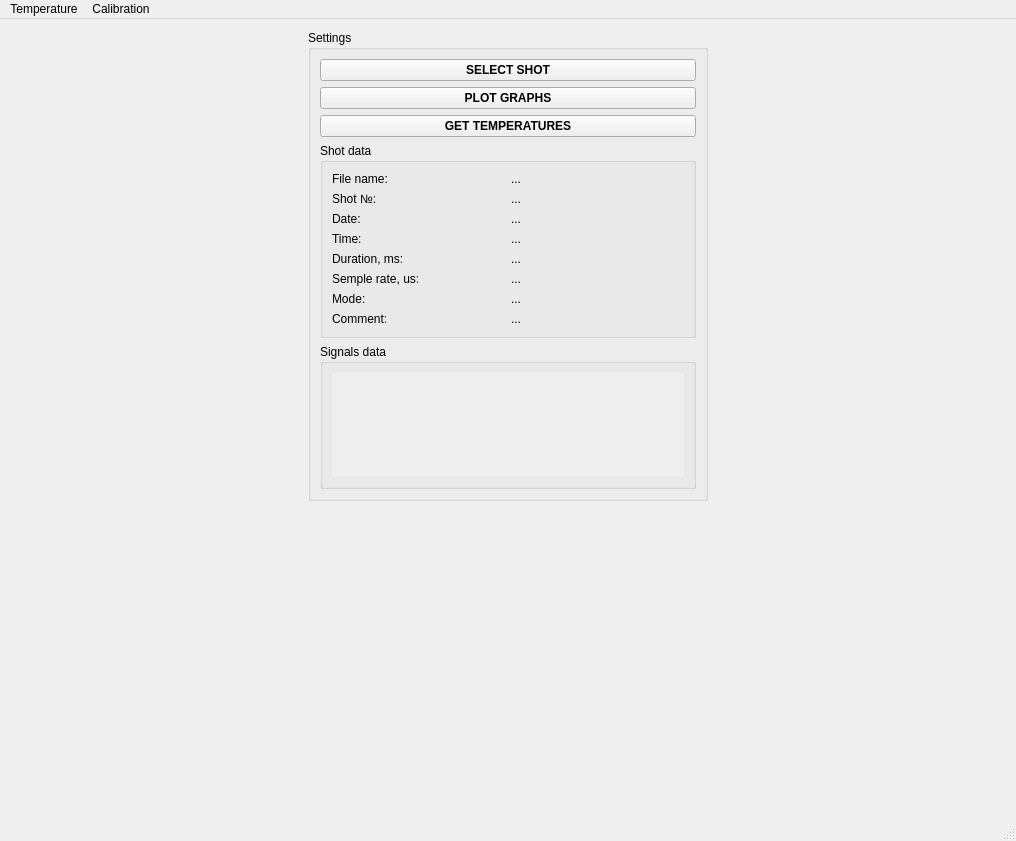
First picture: the form in mainWindowUiDesign.ui, repository MikhailButs/FoilSXR, before the edit.
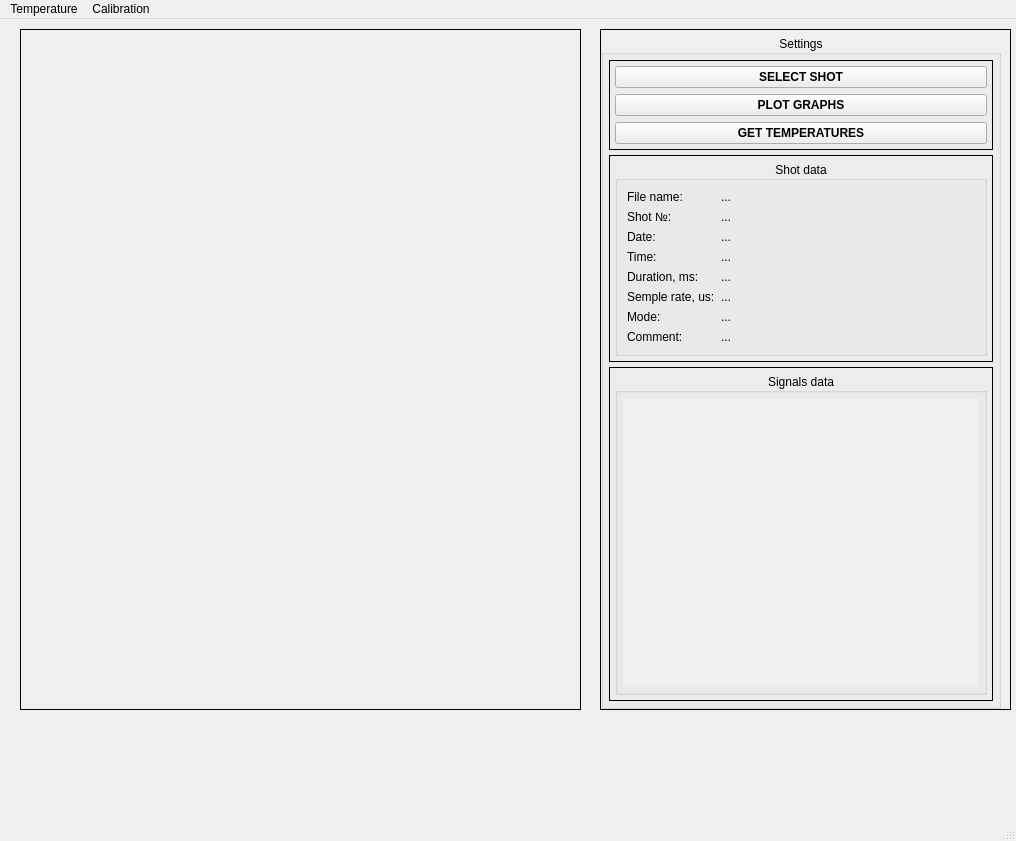
Second picture: the form after the edit.

Commit message: Made ui more beauty

Diff of the .ui file:
```diff
--- a/mainWindowUiDesign.ui
+++ b/mainWindowUiDesign.ui
@@ -23,17 +23,44 @@
    <bool>false</bool>
   </property>
   <widget class="QWidget" name="centralwidget">
+   <widget class="QFrame" name="frame_2">
+    <property name="geometry">
+     <rect>
+      <x>600</x>
+      <y>10</y>
+      <width>411</width>
+      <height>681</height>
+     </rect>
+    </property>
+    <property name="sizePolicy">
+     <sizepolicy hsizetype="Maximum" vsizetype="Preferred">
+      <horstretch>0</horstretch>
+      <verstretch>0</verstretch>
+     </sizepolicy>
+    </property>
+    <property name="frameShape">
+     <enum>QFrame::Box</enum>
+    </property>
+    <property name="frameShadow">
+     <enum>QFrame::Plain</enum>
+    </property>
+    <layout class="QVBoxLayout" name="verticalLayout_4">
+     <property name="leftMargin">
+      <number>0</number>
+     </property>
+     <property name="topMargin">
+      <number>5</number>
+     </property>
+     <property name="rightMargin">
+      <number>0</number>
+     </property>
+     <property name="bottomMargin">
+      <number>0</number>
+     </property>
+     <item>
    <widget class="QGroupBox" name="settings_groupBox">
-    <property name="geometry">
-     <rect>
-      <x>308</x>
-      <y>11</y>
-      <width>400</width>
-      <height>471</height>
-     </rect>
-    </property>
     <property name="sizePolicy">
-     <sizepolicy hsizetype="Fixed" vsizetype="Preferred">
+        <sizepolicy hsizetype="Maximum" vsizetype="Preferred">
       <horstretch>0</horstretch>
       <verstretch>0</verstretch>
      </sizepolicy>
@@ -50,10 +77,49 @@
     <property name="title">
      <string>Settings</string>
     </property>
+       <property name="alignment">
+        <set>Qt::AlignCenter</set>
+       </property>
     <property name="flat">
      <bool>false</bool>
     </property>
     <layout class="QVBoxLayout" name="verticalLayout_2">
+        <property name="spacing">
+         <number>5</number>
+        </property>
+        <property name="leftMargin">
+         <number>5</number>
+        </property>
+        <property name="topMargin">
+         <number>5</number>
+        </property>
+        <property name="rightMargin">
+         <number>5</number>
+        </property>
+        <property name="bottomMargin">
+         <number>5</number>
+        </property>
+        <item>
+         <widget class="QFrame" name="frame">
+          <property name="frameShape">
+           <enum>QFrame::Box</enum>
+          </property>
+          <property name="frameShadow">
+           <enum>QFrame::Plain</enum>
+          </property>
+          <layout class="QVBoxLayout" name="verticalLayout_3">
+           <property name="leftMargin">
+            <number>5</number>
+           </property>
+           <property name="topMargin">
+            <number>5</number>
+           </property>
+           <property name="rightMargin">
+            <number>5</number>
+           </property>
+           <property name="bottomMargin">
+            <number>5</number>
+           </property>
      <item>
       <widget class="QPushButton" name="select_pushButton">
        <property name="font">
@@ -121,6 +187,30 @@
        </property>
       </widget>
      </item>
+          </layout>
+         </widget>
+        </item>
+        <item>
+         <widget class="QFrame" name="frame_3">
+          <property name="frameShape">
+           <enum>QFrame::Box</enum>
+          </property>
+          <property name="frameShadow">
+           <enum>QFrame::Plain</enum>
+          </property>
+          <layout class="QVBoxLayout" name="verticalLayout_5">
+           <property name="leftMargin">
+            <number>5</number>
+           </property>
+           <property name="topMargin">
+            <number>5</number>
+           </property>
+           <property name="rightMargin">
+            <number>5</number>
+           </property>
+           <property name="bottomMargin">
+            <number>5</number>
+           </property>
      <item>
       <widget class="QGroupBox" name="shot_data_groupBox">
        <property name="sizePolicy">
@@ -132,6 +222,9 @@
        <property name="title">
         <string>Shot data</string>
        </property>
+             <property name="alignment">
+              <set>Qt::AlignCenter</set>
+             </property>
        <layout class="QGridLayout" name="gridLayout">
         <item row="2" column="0">
          <widget class="QLabel" name="label_2">
@@ -233,6 +326,12 @@
         </item>
         <item row="0" column="0">
          <widget class="QLabel" name="label_8">
+                <property name="sizePolicy">
+                 <sizepolicy hsizetype="Maximum" vsizetype="Preferred">
+                  <horstretch>0</horstretch>
+                  <verstretch>0</verstretch>
+                 </sizepolicy>
+                </property>
           <property name="text">
            <string>File name:</string>
           </property>
@@ -248,6 +347,30 @@
        </layout>
       </widget>
      </item>
+          </layout>
+         </widget>
+        </item>
+        <item>
+         <widget class="QFrame" name="frame_4">
+          <property name="frameShape">
+           <enum>QFrame::Box</enum>
+          </property>
+          <property name="frameShadow">
+           <enum>QFrame::Plain</enum>
+          </property>
+          <layout class="QVBoxLayout" name="verticalLayout_6">
+           <property name="leftMargin">
+            <number>5</number>
+           </property>
+           <property name="topMargin">
+            <number>5</number>
+           </property>
+           <property name="rightMargin">
+            <number>5</number>
+           </property>
+           <property name="bottomMargin">
+            <number>5</number>
+           </property>
      <item>
       <widget class="QGroupBox" name="sht_data_groupBox">
        <property name="sizePolicy">
@@ -265,10 +388,28 @@
        <property name="title">
         <string>Signals data</string>
        </property>
+             <property name="alignment">
+              <set>Qt::AlignCenter</set>
+             </property>
        <property name="flat">
         <bool>false</bool>
        </property>
        <layout class="QVBoxLayout" name="verticalLayout">
+              <property name="spacing">
+               <number>5</number>
+              </property>
+              <property name="leftMargin">
+               <number>5</number>
+              </property>
+              <property name="topMargin">
+               <number>5</number>
+              </property>
+              <property name="rightMargin">
+               <number>5</number>
+              </property>
+              <property name="bottomMargin">
+               <number>5</number>
+              </property>
         <item>
          <widget class="QScrollArea" name="sht_scrollArea">
           <property name="frameShape">
@@ -285,8 +426,8 @@
             <rect>
              <x>0</x>
              <y>0</y>
-             <width>352</width>
-             <height>85</height>
+                   <width>364</width>
+                   <height>257</height>
             </rect>
            </property>
           </widget>
@@ -294,6 +435,48 @@
         </item>
        </layout>
       </widget>
+           </item>
+          </layout>
+         </widget>
+        </item>
+       </layout>
+      </widget>
+     </item>
+    </layout>
+   </widget>
+   <widget class="QFrame" name="frame_5">
+    <property name="geometry">
+     <rect>
+      <x>20</x>
+      <y>10</y>
+      <width>561</width>
+      <height>681</height>
+     </rect>
+    </property>
+    <property name="frameShape">
+     <enum>QFrame::Box</enum>
+    </property>
+    <property name="frameShadow">
+     <enum>QFrame::Plain</enum>
+    </property>
+    <layout class="QVBoxLayout" name="verticalLayout_8">
+     <property name="spacing">
+      <number>5</number>
+     </property>
+     <property name="leftMargin">
+      <number>5</number>
+     </property>
+     <property name="topMargin">
+      <number>5</number>
+     </property>
+     <property name="rightMargin">
+      <number>5</number>
+     </property>
+     <property name="bottomMargin">
+      <number>5</number>
+     </property>
+     <item>
+      <layout class="QVBoxLayout" name="verticalLayout_7"/>
      </item>
     </layout>
    </widget>
```
Lines whose indentation alone changed are shown as unchanged. The commit also changes 5 other files.
